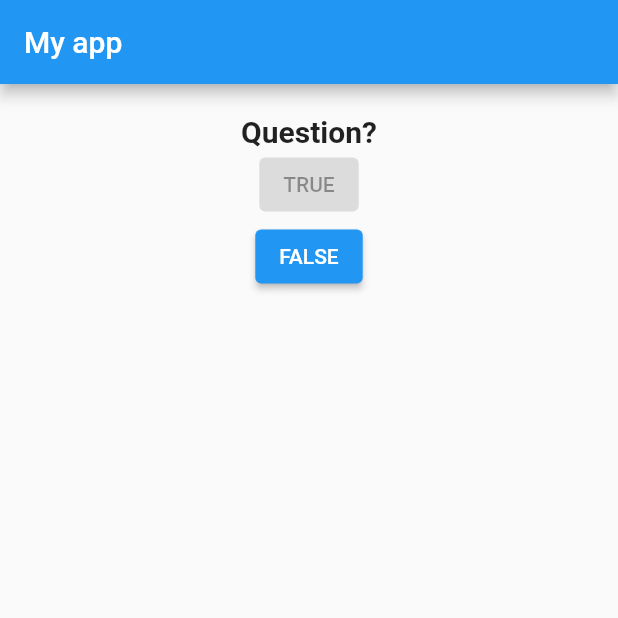
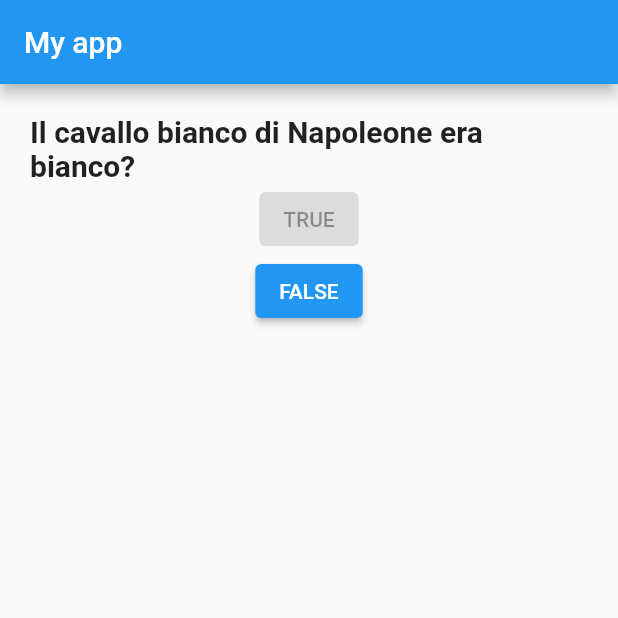
Before and after one commit to matteo14-git/my_flutter_app, a Flutter app: the screen it shows after launch, on a phone screen of 412 x 824 dp, the top half of it. Run offline on Flutter 3.47's test engine with Material 2 defaults, Android fonts, the phone set to English and light mode, and no system bars; missing offline and left inert: dart:ffi.

Commit message:
add questions

```diff
--- a/lib/home.dart
+++ b/lib/home.dart
@@ -1,10 +1,21 @@
+import 'dart:ffi';
+
 import 'package:flutter/material.dart';
+import 'package:my_flutter_app/models/question.dart';
 
 class MyHome extends StatelessWidget {
   const MyHome({Key? key}) : super(key: key);
 
   @override
   Widget build(BuildContext context) {
+    int questionIndex = 0;
+
+    List<Question> questions = [
+      Question(
+          question: 'Il cavallo bianco di Napoleone era bianco?', answer: true),
+      Question(question: 'Vero è falso?', answer: false),
+    ];
+
     return Scaffold(
         appBar: AppBar(
           title: Text('My app'),
@@ -15,7 +26,7 @@ class MyHome extends StatelessWidget {
           child: Column(
             children: [
               Text(
-                'Question?',
+                questions[questionIndex].question,
                 style: TextStyle(
                   fontWeight: FontWeight.bold,
                   fontSize: 20,
--- /dev/null
+++ b/lib/models/question.dart
@@ -0,0 +1,6 @@
+class Question {
+  String question;
+  bool answer;
+
+  Question({required this.question, required this.answer});
+}
```
